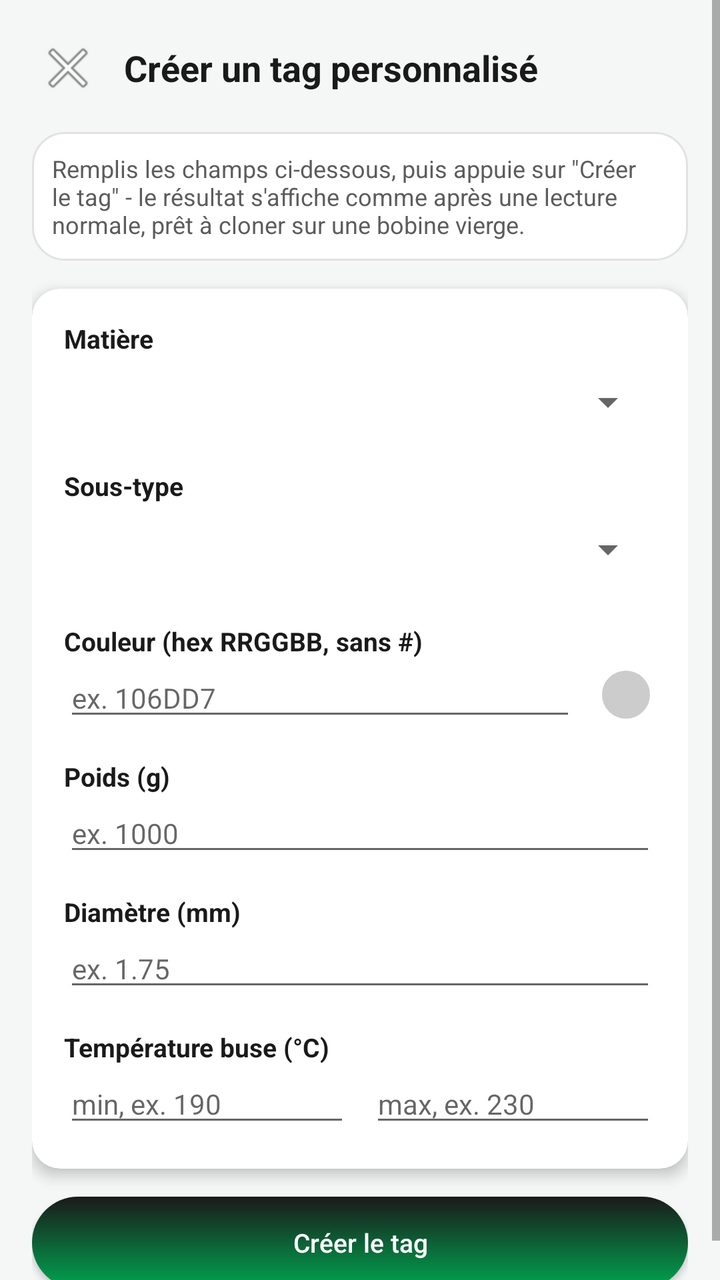
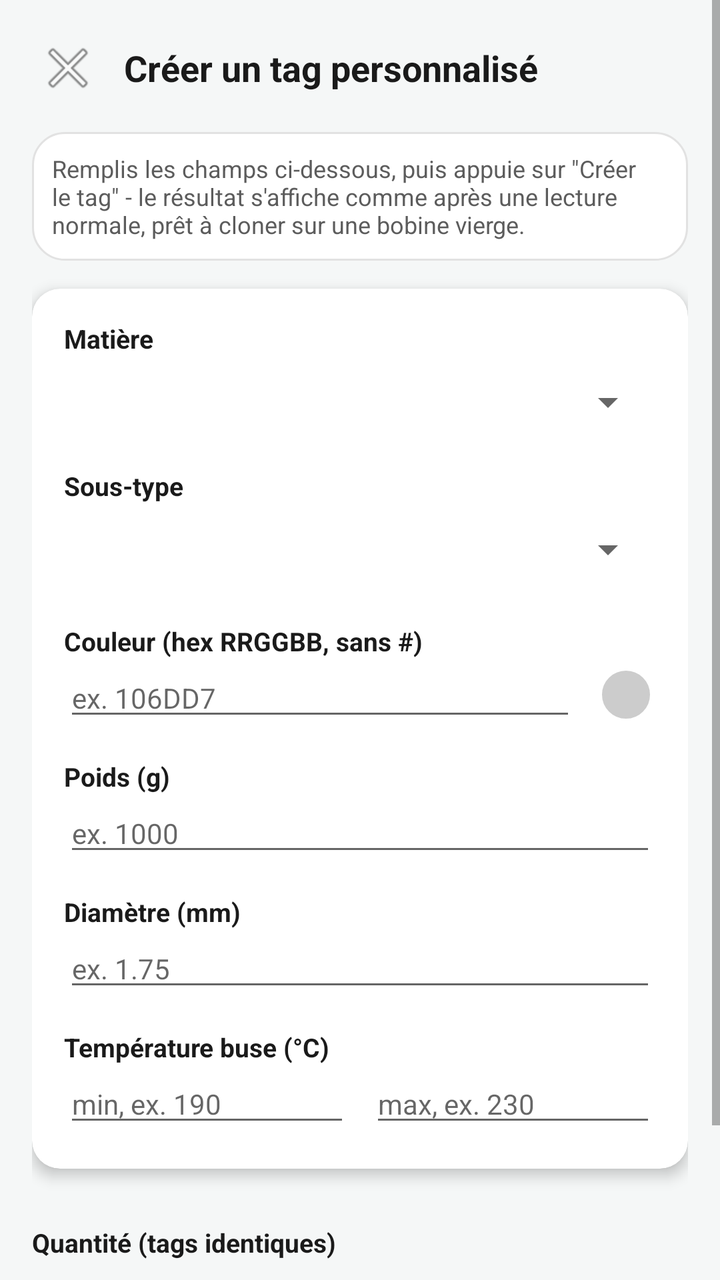

The first picture is an Android layout as it rendered before a commit; the second is the same layout after the commit. The layout source and the unified diff follow.
<!-- AndroidManifest.xml: application theme Theme.ElegooRFID -->
<!-- res/layout/activity_creation_tag.xml -->
<?xml version="1.0" encoding="utf-8"?>
<ScrollView xmlns:android="http://schemas.android.com/apk/res/android"
    xmlns:app="http://schemas.android.com/apk/res-auto"
    android:layout_width="match_parent"
    android:layout_height="match_parent"
    android:background="@color/fond_clair"
    android:fillViewport="true">

    <LinearLayout
        android:layout_width="match_parent"
        android:layout_height="wrap_content"
        android:orientation="vertical"
        android:padding="16dp">

        <LinearLayout
            android:layout_width="match_parent"
            android:layout_height="wrap_content"
            android:orientation="horizontal"
            android:gravity="center_vertical"
            android:paddingBottom="14dp">

            <ImageButton
                android:id="@+id/btnRetourCreation"
                android:layout_width="36dp"
                android:layout_height="36dp"
                android:background="@android:color/transparent"
                android:src="@android:drawable/ic_menu_close_clear_cancel"
                android:contentDescription="Retour" />

            <TextView
                android:layout_width="wrap_content"
                android:layout_height="wrap_content"
                android:layout_marginStart="10dp"
                android:text="Créer un tag personnalisé"
                android:textSize="18sp"
                android:textStyle="bold"
                android:textColor="@color/texte_principal" />
        </LinearLayout>

        <TextView
            android:layout_width="match_parent"
            android:layout_height="wrap_content"
            android:layout_marginBottom="14dp"
            android:background="@drawable/fond_carte"
            android:padding="10dp"
            android:text="Remplis les champs ci-dessous, puis appuie sur &quot;Créer le tag&quot; - le résultat s'affiche comme après une lecture normale, prêt à cloner sur une bobine vierge."
            android:textColor="@color/texte_secondaire"
            android:textSize="12sp" />

        <androidx.cardview.widget.CardView
            android:layout_width="match_parent"
            android:layout_height="wrap_content"
            android:layout_marginBottom="14dp"
            app:cardCornerRadius="14dp"
            app:cardElevation="4dp"
            app:cardBackgroundColor="@color/carte_blanc">

            <LinearLayout
                android:layout_width="match_parent"
                android:layout_height="wrap_content"
                android:orientation="vertical"
                android:padding="16dp">

                <TextView
                    android:layout_width="wrap_content"
                    android:layout_height="wrap_content"
                    android:text="Matière"
                    android:textColor="@color/texte_principal"
                    android:textSize="13sp"
                    android:textStyle="bold" />

                <Spinner
                    android:id="@+id/spinnerMatiere"
                    android:layout_width="match_parent"
                    android:layout_height="46dp" />

                <TextView
                    android:layout_width="wrap_content"
                    android:layout_height="wrap_content"
                    android:layout_marginTop="10dp"
                    android:text="Sous-type"
                    android:textColor="@color/texte_principal"
                    android:textSize="13sp"
                    android:textStyle="bold" />

                <Spinner
                    android:id="@+id/spinnerSousType"
                    android:layout_width="match_parent"
                    android:layout_height="46dp" />

                <TextView
                    android:layout_width="wrap_content"
                    android:layout_height="wrap_content"
                    android:layout_marginTop="14dp"
                    android:text="Couleur (hex RRGGBB, sans #)"
                    android:textColor="@color/texte_principal"
                    android:textSize="13sp"
                    android:textStyle="bold" />

                <LinearLayout
                    android:layout_width="match_parent"
                    android:layout_height="wrap_content"
                    android:orientation="horizontal"
                    android:gravity="center_vertical">

                    <EditText
                        android:id="@+id/champCouleur"
                        android:layout_width="0dp"
                        android:layout_height="wrap_content"
                        android:layout_weight="1"
                        android:hint="ex. 106DD7"
                        android:maxLength="6"
                        android:inputType="textCapCharacters"
                        android:textColor="@color/texte_principal"
                        android:textSize="14sp" />

                    <View
                        android:id="@+id/apercuCouleur"
                        android:layout_width="30dp"
                        android:layout_height="30dp"
                        android:layout_marginStart="10dp"
                        android:background="@drawable/forme_couleur" />

                </LinearLayout>

                <TextView
                    android:layout_width="wrap_content"
                    android:layout_height="wrap_content"
                    android:layout_marginTop="14dp"
                    android:text="Poids (g)"
                    android:textColor="@color/texte_principal"
                    android:textSize="13sp"
                    android:textStyle="bold" />

                <EditText
                    android:id="@+id/champPoids"
                    android:layout_width="match_parent"
                    android:layout_height="wrap_content"
                    android:hint="ex. 1000"
                    android:inputType="number"
                    android:textColor="@color/texte_principal"
                    android:textSize="14sp" />

                <TextView
                    android:layout_width="wrap_content"
                    android:layout_height="wrap_content"
                    android:layout_marginTop="14dp"
                    android:text="Diamètre (mm)"
                    android:textColor="@color/texte_principal"
                    android:textSize="13sp"
                    android:textStyle="bold" />

                <EditText
                    android:id="@+id/champDiametre"
                    android:layout_width="match_parent"
                    android:layout_height="wrap_content"
                    android:hint="ex. 1.75"
                    android:inputType="numberDecimal"
                    android:textColor="@color/texte_principal"
                    android:textSize="14sp" />

                <TextView
                    android:layout_width="wrap_content"
                    android:layout_height="wrap_content"
                    android:layout_marginTop="14dp"
                    android:text="Température buse (°C)"
                    android:textColor="@color/texte_principal"
                    android:textSize="13sp"
                    android:textStyle="bold" />

                <LinearLayout
                    android:layout_width="match_parent"
                    android:layout_height="wrap_content"
                    android:orientation="horizontal">

                    <EditText
                        android:id="@+id/champTempMin"
                        android:layout_width="0dp"
                        android:layout_weight="1"
                        android:layout_height="wrap_content"
                        android:hint="min, ex. 190"
                        android:inputType="number"
                        android:textColor="@color/texte_principal"
                        android:textSize="14sp" />

                    <EditText
                        android:id="@+id/champTempMax"
                        android:layout_width="0dp"
                        android:layout_weight="1"
                        android:layout_height="wrap_content"
                        android:layout_marginStart="10dp"
                        android:hint="max, ex. 230"
                        android:inputType="number"
                        android:textColor="@color/texte_principal"
                        android:textSize="14sp" />

                </LinearLayout>

            </LinearLayout>

        </androidx.cardview.widget.CardView>

        <Button
            android:id="@+id/btnCreerTag"
            android:layout_width="match_parent"
            android:layout_height="46dp"
            android:background="@drawable/fond_bouton_principal"
            android:text="Créer le tag"
            android:textColor="@color/carte_blanc"
            android:textAllCaps="false"
            android:textSize="13sp" />

    </LinearLayout>

</ScrollView>
<!-- resources referenced by this layout -->
<resources>
  <color name="carte_blanc">#FFFFFF</color>
  <color name="fond_clair">#F5F7F7</color>
  <color name="texte_principal">#1A1A1A</color>
  <color name="texte_secondaire">#5C5C5C</color>
  <!-- drawable fond_bouton_principal (drawable) -->
  <?xml version="1.0" encoding="utf-8"?>
  <ripple xmlns:android="http://schemas.android.com/apk/res/android" android:color="@color/bordure_legere">
      <item><shape android:shape="rectangle">
          <gradient android:startColor="@color/elegoo_vert" android:endColor="@color/elegoo_noir" android:angle="90" />
          <corners android:radius="24dp" />
      </shape></item>
  </ripple>
  <!-- drawable fond_carte (drawable) -->
  <?xml version="1.0" encoding="utf-8"?>
  <shape xmlns:android="http://schemas.android.com/apk/res/android" android:shape="rectangle">
      <solid android:color="@color/carte_blanc" />
      <corners android:radius="16dp" />
      <stroke android:width="1dp" android:color="@color/bordure_legere" />
  </shape>
  <!-- drawable forme_couleur (drawable) -->
  <?xml version="1.0" encoding="utf-8"?>
  <shape xmlns:android="http://schemas.android.com/apk/res/android" android:shape="oval">
      <solid android:color="#CCCCCC" />
      <stroke android:width="3dp" android:color="@color/carte_blanc" />
  </shape>
  <style name="Theme.ElegooRFID" parent="Theme.AppCompat.DayNight.NoActionBar">
          <item name="colorPrimary">@color/elegoo_vert</item>
          <item name="android:windowBackground">@color/fond_clair</item>
      </style>
  <color name="bordure_legere">#E2E2E2</color>
  <color name="elegoo_vert">#00A651</color>
  <color name="elegoo_noir">#1A1A1A</color>
</resources>

<!-- the commit's change to res/layout/activity_creation_tag.xml (unified diff, before → after) -->
@@ -200,6 +200,25 @@
 
         </androidx.cardview.widget.CardView>
 
+        <TextView
+            android:layout_width="wrap_content"
+            android:layout_height="wrap_content"
+            android:layout_marginTop="14dp"
+            android:text="Quantité (tags identiques)"
+            android:textColor="@color/texte_principal"
+            android:textSize="13sp"
+            android:textStyle="bold" />
+
+        <EditText
+            android:id="@+id/champQuantite"
+            android:layout_width="match_parent"
+            android:layout_height="wrap_content"
+            android:hint="1"
+            android:inputType="number"
+            android:text="1"
+            android:textColor="@color/texte_principal"
+            android:textSize="14sp" />
+
         <Button
             android:id="@+id/btnCreerTag"
             android:layout_width="match_parent"
